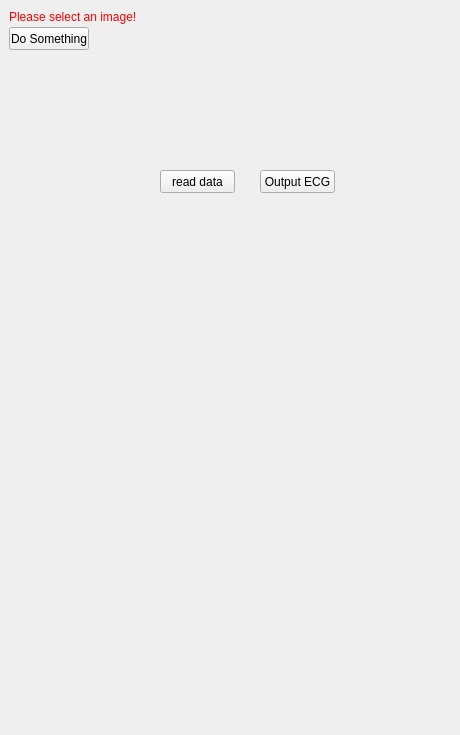
Before: the Qt Designer form ALEGC/Plugins/Zhi.Huang.MypluginName/src/internal/QmitkTemplateViewControls.ui in MVTECH-AI/AIEKG, drawn with Qt 5.
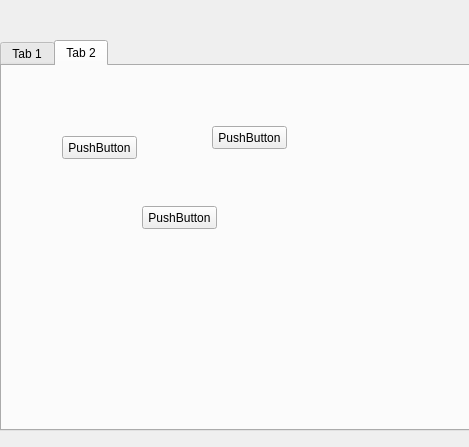
After: the same form once the commit is applied.

Diff of the .ui file:
```diff
--- a/ALEGC/Plugins/Zhi.Huang.MypluginName/src/internal/QmitkTemplateViewControls.ui
+++ b/ALEGC/Plugins/Zhi.Huang.MypluginName/src/internal/QmitkTemplateViewControls.ui
@@ -6,79 +6,102 @@
    <rect>
     <x>0</x>
     <y>0</y>
-    <width>460</width>
-    <height>735</height>
+    <width>469</width>
+    <height>447</height>
    </rect>
   </property>
-  <property name="minimumSize">
-   <size>
-    <width>0</width>
-    <height>0</height>
-   </size>
-  </property>
   <property name="windowTitle">
    <string>QmitkTemplate</string>
   </property>
-  <widget class="QLabel" name="labelWarning">
+  <widget class="QTabWidget" name="tabWidget">
    <property name="geometry">
     <rect>
-     <x>9</x>
-     <y>9</y>
-     <width>138</width>
-     <height>16</height>
+     <x>0</x>
+     <y>40</y>
+     <width>471</width>
+     <height>391</height>
     </rect>
    </property>
-   <property name="styleSheet">
-    <string notr="true">QLabel { color: rgb(255, 0, 0) }</string>
+   <property name="currentIndex">
+    <number>1</number>
    </property>
-   <property name="text">
-    <string>Please select an image!</string>
-   </property>
-  </widget>
-  <widget class="QPushButton" name="buttonPerformImageProcessing">
-   <property name="geometry">
-    <rect>
-     <x>9</x>
-     <y>27</y>
-     <width>80</width>
-     <height>23</height>
-    </rect>
-   </property>
-   <property name="toolTip">
-    <string>Do image processing</string>
-   </property>
-   <property name="text">
-    <string>Do Something</string>
-   </property>
-  </widget>
-  <widget class="QPushButton" name="pushButton_5">
-   <property name="geometry">
-    <rect>
-     <x>160</x>
-     <y>170</y>
-     <width>75</width>
-     <height>23</height>
-    </rect>
-   </property>
-   <property name="text">
-    <string>read data</string>
-   </property>
-  </widget>
-  <widget class="QPushButton" name="pushButton">
-   <property name="geometry">
-    <rect>
-     <x>260</x>
-     <y>170</y>
-     <width>75</width>
-     <height>23</height>
-    </rect>
-   </property>
-   <property name="text">
-    <string>Output ECG</string>
-   </property>
+   <widget class="QWidget" name="tab">
+    <attribute name="title">
+     <string>Tab 1</string>
+    </attribute>
+    <widget class="QPushButton" name="pushButton">
+     <property name="geometry">
+      <rect>
+       <x>60</x>
+       <y>50</y>
+       <width>75</width>
+       <height>23</height>
+      </rect>
+     </property>
+     <property name="text">
+      <string>PushButton</string>
+     </property>
+    </widget>
+    <widget class="QPushButton" name="pushButton_2">
+     <property name="geometry">
+      <rect>
+       <x>200</x>
+       <y>60</y>
+       <width>75</width>
+       <height>23</height>
+      </rect>
+     </property>
+     <property name="text">
+      <string>PushButton</string>
+     </property>
+    </widget>
+   </widget>
+   <widget class="QWidget" name="tab_2">
+    <attribute name="title">
+     <string>Tab 2</string>
+    </attribute>
+    <widget class="QPushButton" name="pushButton_3">
+     <property name="geometry">
+      <rect>
+       <x>60</x>
+       <y>70</y>
+       <width>75</width>
+       <height>23</height>
+      </rect>
+     </property>
+     <property name="text">
+      <string>PushButton</string>
+     </property>
+    </widget>
+    <widget class="QPushButton" name="pushButton_4">
+     <property name="geometry">
+      <rect>
+       <x>210</x>
+       <y>60</y>
+       <width>75</width>
+       <height>23</height>
+      </rect>
+     </property>
+     <property name="text">
+      <string>PushButton</string>
+     </property>
+    </widget>
+    <widget class="QPushButton" name="pushButton_5">
+     <property name="geometry">
+      <rect>
+       <x>140</x>
+       <y>140</y>
+       <width>75</width>
+       <height>23</height>
+      </rect>
+     </property>
+     <property name="text">
+      <string>PushButton</string>
+     </property>
+    </widget>
+   </widget>
   </widget>
  </widget>
- <layoutdefault spacing="6" margin="11"/>
  <resources/>
  <connections/>
 </ui>
```
Left out of the diff: 2 changed lines with no effect on the pictures.
